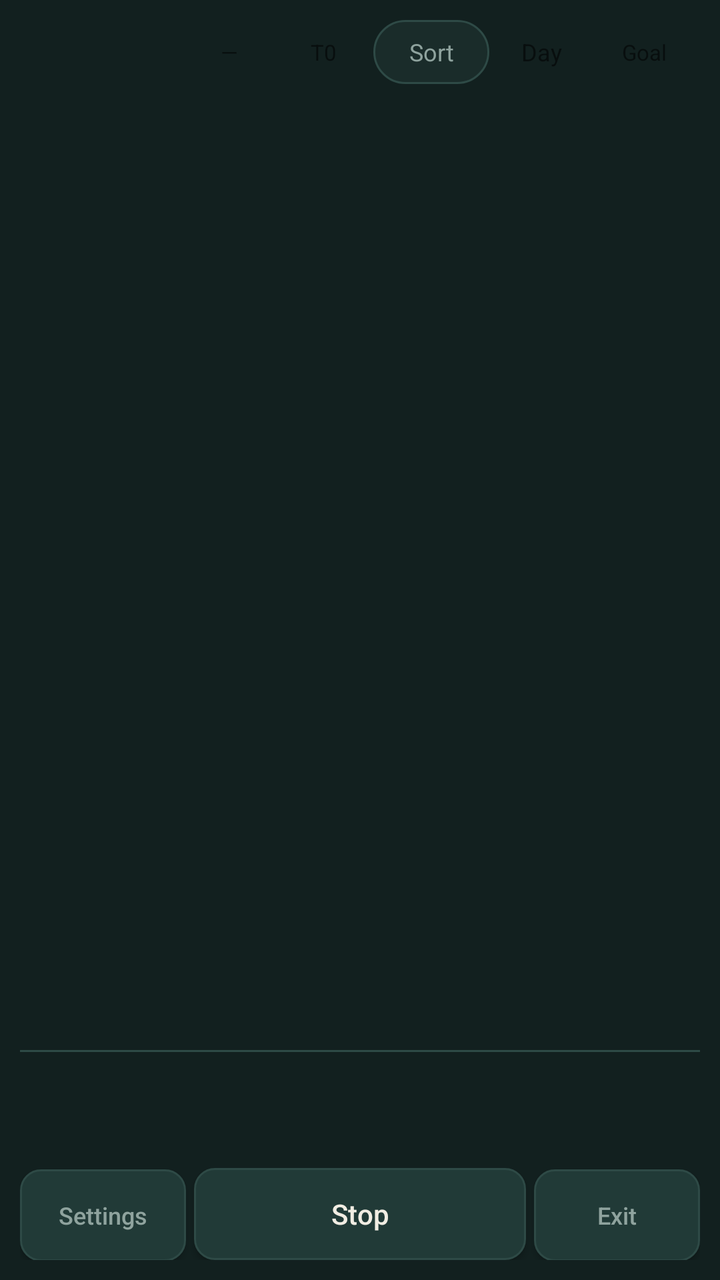
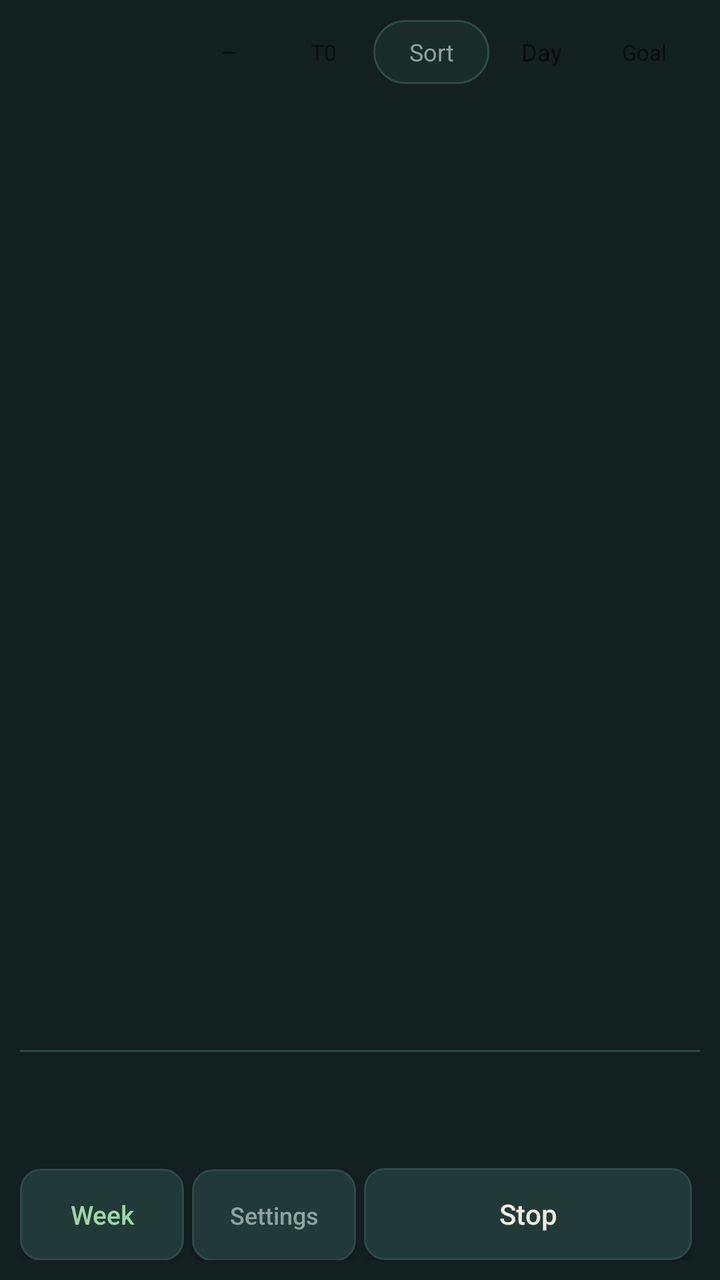

Screens rendered from an Android XML layout before and after an edit, with the pre-edit source and the edit as a unified diff.
<!-- AndroidManifest.xml: application theme Theme.FocusLedger -->
<!-- res/layout/activity_main.xml -->
<?xml version="1.0" encoding="utf-8"?>
<LinearLayout xmlns:android="http://schemas.android.com/apk/res/android"
    android:layout_width="match_parent"
    android:layout_height="match_parent"
    android:orientation="vertical"
    android:background="#12201F"
    android:padding="10dp">

    
    <LinearLayout
        android:layout_width="match_parent"
        android:layout_height="wrap_content"
        android:orientation="horizontal"
        android:gravity="center_vertical"
        android:layout_marginBottom="10dp">

        <TextView
            android:id="@+id/tvHeader"
            android:layout_width="0dp"
            android:layout_weight="1"
            android:layout_height="wrap_content"
            android:textColor="#8FA39E"
            android:textSize="12sp"
            android:maxLines="2" />

        
        <TextView
            android:id="@+id/btnCum2"
            android:layout_width="wrap_content"
            android:layout_height="32dp"
            android:gravity="center"
            android:paddingStart="9dp"
            android:paddingEnd="9dp"
            android:minWidth="44dp"
            android:text="\u2014"
            android:textSize="11sp"
            android:clickable="true"
            android:focusable="true"
            android:layout_marginEnd="3dp" />

        
        <TextView
            android:id="@+id/btnTasks"
            android:layout_width="wrap_content"
            android:layout_height="32dp"
            android:gravity="center"
            android:paddingStart="8dp"
            android:paddingEnd="8dp"
            android:minWidth="44dp"
            android:text="T0"
            android:textSize="11sp"
            android:clickable="true"
            android:focusable="true"
            android:layout_marginEnd="3dp" />

        <TextView
            android:id="@+id/btnSort"
            android:layout_width="58dp"
            android:layout_height="32dp"
            android:gravity="center"
            android:text="Sort"
            android:textSize="12sp"
            android:textColor="#8FA39E"
            android:background="@drawable/bg_pill_off"
            android:clickable="true"
            android:focusable="true"
            android:layout_marginEnd="6dp" />

        <TextView
            android:id="@+id/btnViewDay"
            android:layout_width="wrap_content"
            android:layout_height="32dp"
            android:gravity="center"
            android:paddingStart="10dp"
            android:paddingEnd="10dp"
            android:text="Day"
            android:textSize="12sp"
            android:clickable="true"
            android:focusable="true" />

        
        <TextView
            android:id="@+id/btnCum"
            android:layout_width="56dp"
            android:layout_height="32dp"
            android:gravity="center"
            android:paddingStart="10dp"
            android:paddingEnd="10dp"
            android:text="Goal"
            android:textSize="11sp"
            android:clickable="true"
            android:focusable="true"
            android:layout_marginStart="3dp" />
    </LinearLayout>

    
    <LinearLayout
        android:id="@+id/diffBanner"
        android:layout_width="match_parent"
        android:layout_height="wrap_content"
        android:orientation="horizontal"
        android:gravity="center_vertical"
        android:visibility="gone"
        android:background="@drawable/bg_row_track"
        android:paddingStart="12dp"
        android:paddingEnd="4dp"
        android:layout_marginBottom="6dp">

        <TextView
            android:id="@+id/diffText"
            android:layout_width="0dp"
            android:layout_weight="1"
            android:layout_height="wrap_content"
            android:paddingTop="8dp"
            android:paddingBottom="8dp"
            android:textColor="#A9BDB8"
            android:textSize="12sp" />

        <TextView
            android:id="@+id/diffDismiss"
            android:layout_width="wrap_content"
            android:layout_height="wrap_content"
            android:padding="10dp"
            android:text="Dismiss"
            android:textColor="#E8A33D"
            android:textSize="12sp"
            android:clickable="true"
            android:focusable="true" />
    </LinearLayout>

    <androidx.recyclerview.widget.RecyclerView
        android:id="@+id/rowsList"
        android:layout_width="match_parent"
        android:layout_height="0dp"
        android:layout_weight="1"
        android:clipToPadding="false"
        android:scrollbars="none" />

    
    <LinearLayout
        android:id="@+id/noteBar"
        android:layout_width="match_parent"
        android:layout_height="wrap_content"
        android:orientation="horizontal"
        android:visibility="gone"
        android:layout_marginTop="8dp">

        <EditText
            android:id="@+id/editNote"
            android:layout_width="0dp"
            android:layout_weight="1"
            android:layout_height="46dp"
            android:hint="Note for last run (optional)"
            android:textColorHint="#8FA39E"
            android:textColor="#F1EDE3"
            android:textSize="14sp"
            android:background="@drawable/bg_row_idle"
            android:paddingStart="12dp"
            android:paddingEnd="12dp"
            android:inputType="text"
            android:importantForAutofill="no"
            android:layout_marginEnd="6dp" />

        <Button
            android:id="@+id/btnSaveNote"
            android:layout_width="wrap_content"
            android:layout_height="46dp"
            android:text="Add"
            android:textAllCaps="false"
            android:textColor="#1A1206"
            android:textSize="13sp"
            android:background="@drawable/bg_button_work" />
    </LinearLayout>

    
    <View
        android:layout_width="match_parent"
        android:layout_height="1dp"
        android:layout_marginTop="6dp"
        android:background="#2E4A46" />

    
    <LinearLayout
        android:layout_width="match_parent"
        android:layout_height="48dp"
        android:orientation="horizontal"
        android:gravity="center_vertical"
        android:paddingStart="10dp"
        android:paddingEnd="10dp"
        android:layout_marginTop="4dp"
        android:weightSum="1">

        <View
            android:layout_width="34dp"
            android:layout_height="1dp" />

        
        <TextView
            android:id="@+id/tvTotalSub"
            android:layout_width="0dp"
            android:layout_weight="0.30"
            android:layout_height="match_parent"
            android:gravity="start|center_vertical"
            android:text=""
            android:fontFamily="monospace"
            android:maxLines="1"
            android:ellipsize="end"/>


        <TextView
            android:id="@+id/tvTotalElapsed"
            android:layout_width="0dp"
            android:layout_weight="0.40"
            android:layout_height="match_parent"
            android:gravity="end|center_vertical"
            android:text=""
            android:textColor="#E8A33D"
            android:fontFamily="monospace"
            android:maxLines="1"
            android:ellipsize="end"/>

        <TextView
            android:id="@+id/tvTotalGoal"
            android:layout_width="0dp"
            android:layout_weight="0.30"
            android:layout_height="match_parent"
            android:gravity="end|center_vertical"
            android:text=""
            android:textColor="#A9BDB8"
            android:fontFamily="monospace"
            android:maxLines="1"
            android:ellipsize="end"/>

    </LinearLayout>

    
    <LinearLayout
        android:layout_width="match_parent"
        android:layout_height="wrap_content"
        android:orientation="horizontal"
        android:layout_marginTop="6dp"
        android:weightSum="4">

        <Button
            android:id="@+id/btnSettings"
            android:layout_width="0dp"
            android:layout_weight="1"
            android:layout_height="46dp"
            android:layout_marginEnd="4dp"
            android:text="Settings"
            android:textAllCaps="false"
            android:textColor="#8FA39E"
            android:textSize="12sp"
            android:padding="0dp"
            android:background="@drawable/bg_button_small" />

        <Button
            android:id="@+id/btnStop"
            android:layout_width="0dp"
            android:layout_weight="2"
            android:layout_height="46dp"
            android:layout_marginEnd="4dp"
            android:text="Stop"
            android:textAllCaps="false"
            android:textColor="#F1EDE3"
            android:textSize="14sp"
            android:padding="0dp"
            android:background="@drawable/bg_button_small" />

        <Button
            android:id="@+id/btnDone"
            android:layout_width="0dp"
            android:layout_weight="1"
            android:layout_height="46dp"
            android:text="Exit"
            android:textAllCaps="false"
            android:textColor="#8FA39E"
            android:textSize="12sp"
            android:padding="0dp"
            android:background="@drawable/bg_button_small" />
    </LinearLayout>

</LinearLayout>
<!-- resources referenced by this layout -->
<resources>
  <!-- drawable bg_button_small (drawable) -->
  <?xml version="1.0" encoding="utf-8"?>
  <shape xmlns:android="http://schemas.android.com/apk/res/android" android:shape="rectangle">
      <solid android:color="#213A37" />
      <corners android:radius="10dp" />
      <stroke android:width="1dp" android:color="#2E4A46" />
  </shape>
  <!-- drawable bg_button_work (drawable) -->
  <?xml version="1.0" encoding="utf-8"?>
  <shape xmlns:android="http://schemas.android.com/apk/res/android" android:shape="rectangle">
      <solid android:color="#E8A33D" />
      <corners android:radius="12dp" />
  </shape>
  <!-- drawable bg_pill_off (drawable) -->
  <?xml version="1.0" encoding="utf-8"?>
  <shape xmlns:android="http://schemas.android.com/apk/res/android" android:shape="rectangle">
      <solid android:color="#1A2C2A" />
      <corners android:radius="16dp" />
      <stroke android:width="1dp" android:color="#2E4A46" />
  </shape>
  <!-- drawable bg_row_idle (drawable) -->
  <?xml version="1.0" encoding="utf-8"?>
  <shape xmlns:android="http://schemas.android.com/apk/res/android" android:shape="rectangle">
      <solid android:color="@android:color/transparent" />
      <corners android:radius="12dp" />
      <stroke android:width="1dp" android:color="#2E4A46" />
  </shape>
  <!-- drawable bg_row_track (drawable) -->
  <?xml version="1.0" encoding="utf-8"?>
  <shape xmlns:android="http://schemas.android.com/apk/res/android" android:shape="rectangle">
      <solid android:color="#1A2C2A" />
      <corners android:radius="12dp" />
  </shape>
  <style name="Theme.FocusLedger" parent="Theme.AppCompat.DayNight.NoActionBar">
          <item name="colorPrimary">#E8A33D</item>
          <item name="colorPrimaryDark">#12201F</item>
          <item name="colorAccent">#6FAFC4</item>
          <item name="android:windowBackground">#12201F</item>
      </style>
</resources>

<!-- the commit's change to res/layout/activity_main.xml (unified diff, before → after) -->
@@ -242,6 +242,18 @@
         android:weightSum="4">
 
         <Button
+            android:id="@+id/btnWeek"
+            android:layout_width="0dp"
+            android:layout_weight="1"
+            android:layout_height="46dp"
+            android:layout_marginEnd="4dp"
+            android:text="Week"
+            android:textAllCaps="false"
+            android:textColor="#9FD8A8"
+            android:textSize="13sp"
+            android:background="@drawable/bg_button_small" />
+
+        <Button
             android:id="@+id/btnSettings"
             android:layout_width="0dp"
             android:layout_weight="1"
